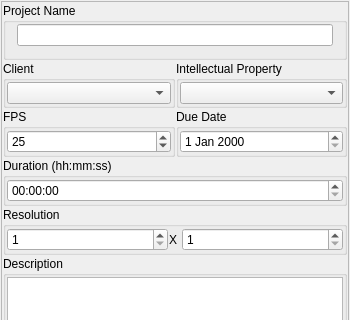
The window that DPSPipeline/widgets/createprojectwidget/ui/createprojectwidget.ui (kanooshka/DPS_PIPELINE) describes before a commit, drawn with Qt 5; both pictures show x 0 to 350 and y 0 to 320 of the 350 by 576 pixel window.
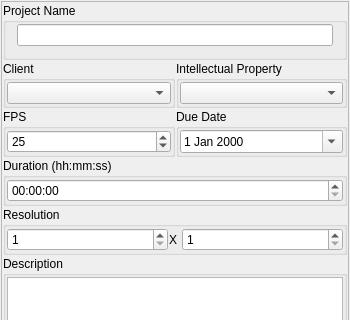
The same window after the commit.

```diff
--- a/DPSPipeline/widgets/createprojectwidget/ui/createprojectwidget.ui
+++ b/DPSPipeline/widgets/createprojectwidget/ui/createprojectwidget.ui
@@ -232,7 +232,11 @@
                <number>1</number>
               </property>
               <item>
-               <widget class="QDateEdit" name="duedateEdit"/>
+               <widget class="QDateEdit" name="duedateEdit">
+                <property name="calendarPopup">
+                 <bool>true</bool>
+                </property>
+               </widget>
               </item>
              </layout>
             </widget>
```
